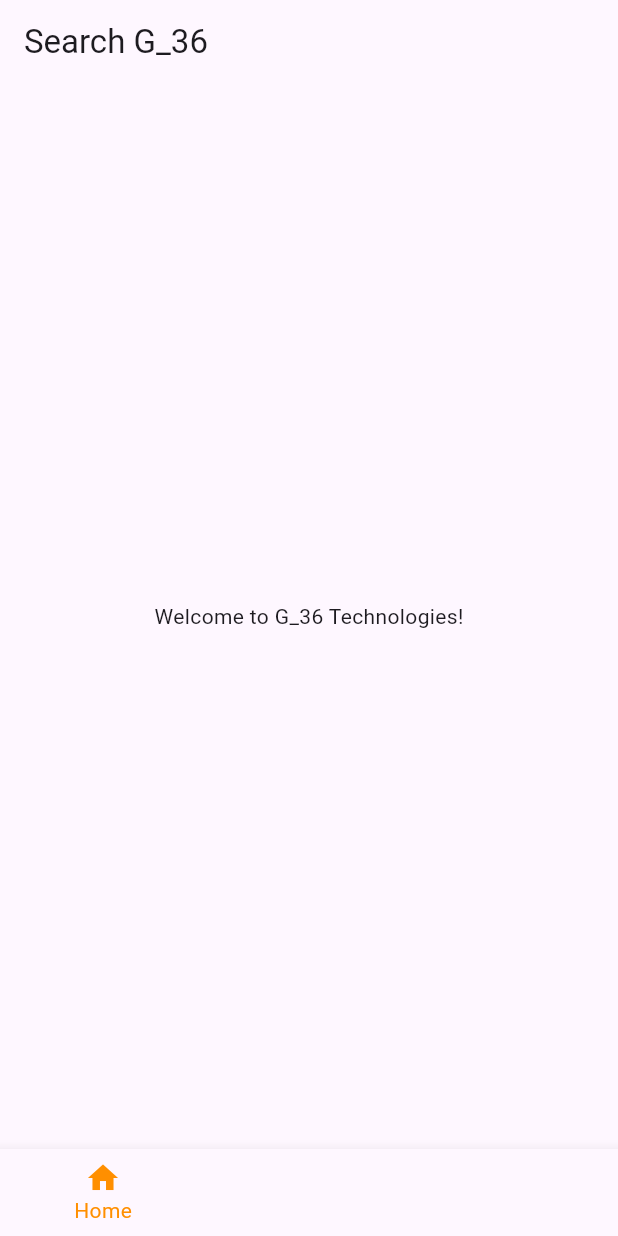
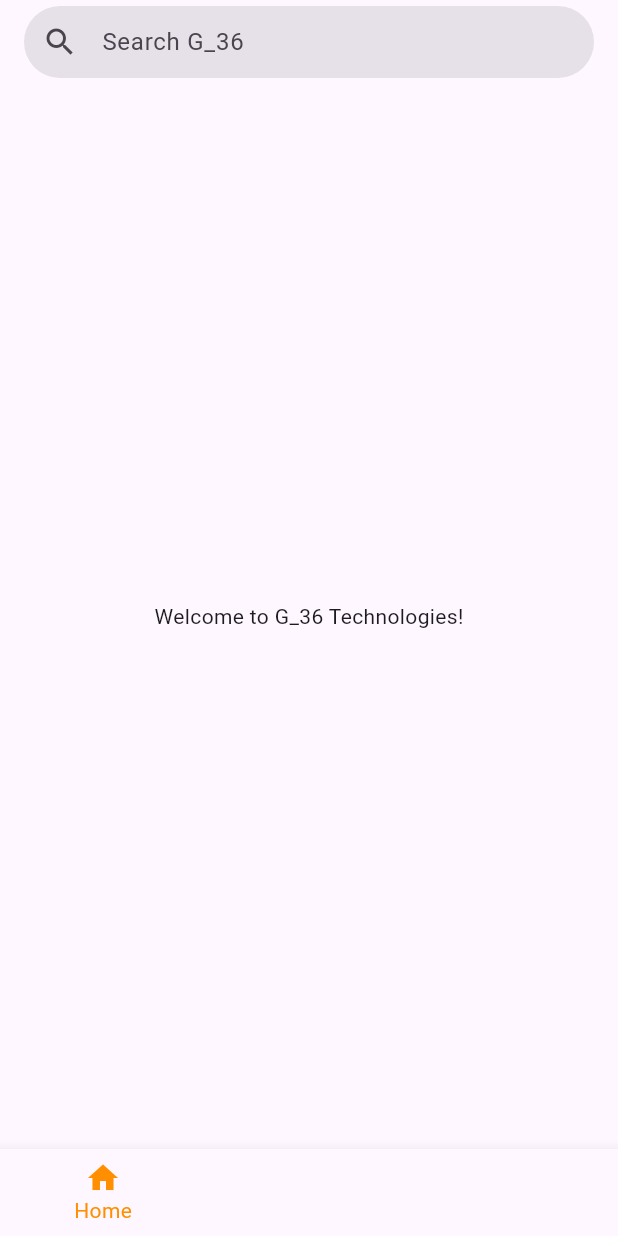
Before and after one commit to Nyabayo/g36_technologies2-GROUP-36-E-COMMERCE-FLUTTER-APP-UI, a Flutter app: the screen it shows after launch, on a phone screen of 412 x 824 dp. Run offline on Flutter 3.47's test engine with Material 3 defaults, Android fonts, the light colour scheme and no system bars.

Commit message:
Search bar

```diff
--- a/lib/screens/landing_page.dart
+++ b/lib/screens/landing_page.dart
@@ -29,7 +29,18 @@ class _LandingPageState extends State<LandingPage> {
   Widget build(BuildContext context) {
     return Scaffold(
       appBar: AppBar(
-        title: Text('Search G_36'),
+        title: TextField(
+          decoration: InputDecoration(
+            hintText: 'Search G_36',
+            prefixIcon: Icon(Icons.search),
+            border: OutlineInputBorder(
+              borderRadius: BorderRadius.all(Radius.circular(25.0)),
+              borderSide: BorderSide.none,
+            ),
+            filled: true,
+            contentPadding: EdgeInsets.all(8.0),
+          ),
+        ),
       ),
       body: _widgetOptions.elementAt(_selectedIndex),
       bottomNavigationBar: BottomNavigationBar(
```
